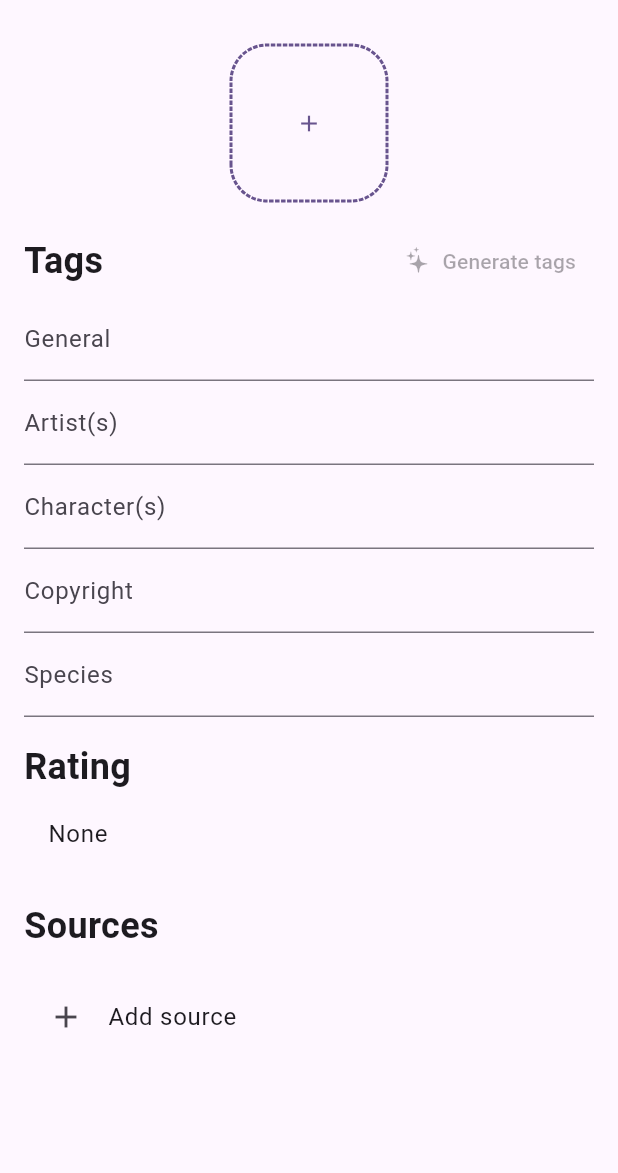
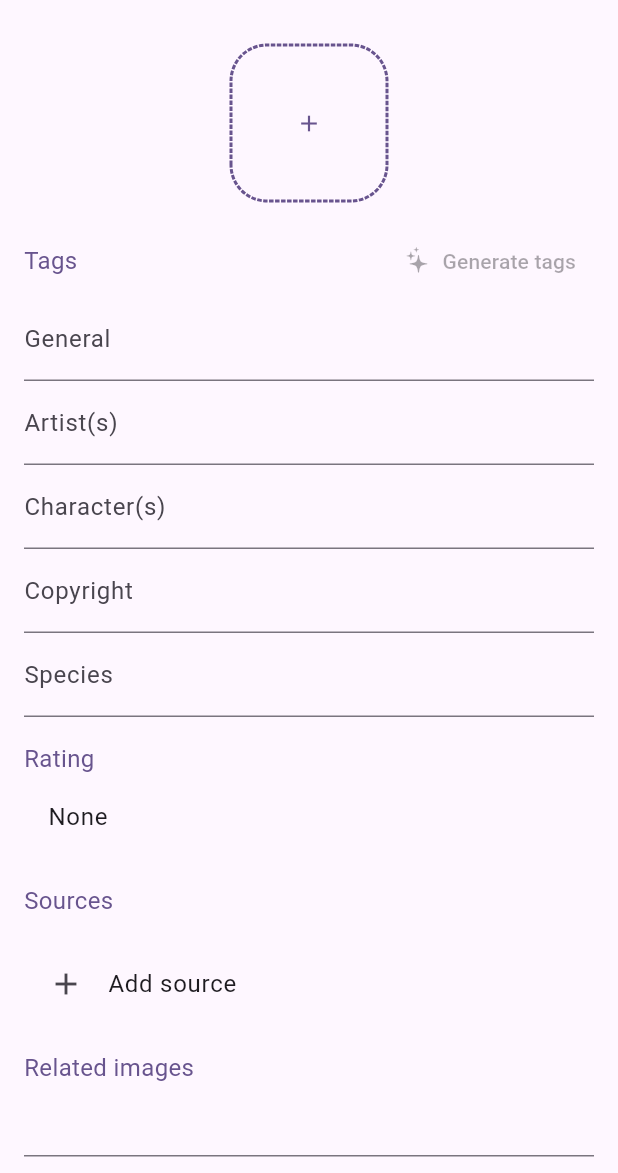
Before and after one commit to resucutie/localbooru, a Flutter app: the ImageManagerView screen opened directly, on a phone screen of 412 x 824 dp, the part 63-1236 px from its top. Run offline on Flutter 3.47's test engine with Material 3 defaults, Android fonts, the phone set to English and light mode, and no system bars; drawn by our look-alikes of dotted_border, dynamic_color; our stand-ins replace file_picker, flutter_cache_manager, flutter_svg, go_router, open_file, package_info_plus and 6 more; missing offline and left inert: bitsdojo_window, ffmpeg_cli, image_compression, media_kit, media_kit_video, receive_sharing_intent and 3 more; accounts and stored records are empty; network calls fail.

Commit message:
related images: add prototype UI to at least add related images

```diff
--- a/lib/api/readable.dart
+++ b/lib/api/readable.dart
@@ -51,7 +51,7 @@ class Booru {
             rating: rating,
             note: fileToCheck["note"],
             sources: List<String>.from(fileToCheck["sources"] ?? []),
-            relatedImages: List<String>.from(fileToCheck["relatedImages"] ?? []),
+            relatedImages: List<String>.from(fileToCheck["related"] ?? []),
         );
     }
 
@@ -160,7 +160,7 @@ class Booru {
 typedef ImageID = String;
 
 class BooruImage {
-    BooruImage({required this.id, required this.path, required this.tags, this.sources, this.rating, this.note, this.relatedImages}) {
+    BooruImage({required this.id, required this.path, required this.tags, this.sources = const [], this.rating, this.note, this.relatedImages = const []}) {
         filename = p.basename(path);
     }
 
@@ -170,8 +170,8 @@ class BooruImage {
     String tags;
     String? note;
     Rating? rating;
-    List<String>? sources;
-    List<ImageID>? relatedImages;
+    List<String> sources;
+    List<ImageID> relatedImages;
 
     File getImage() => File(path);
 }
--- a/lib/api/writable.dart
+++ b/lib/api/writable.dart
@@ -10,7 +10,7 @@ Future<BooruImage> addImage({required File imageFile,
     String tags = "",
     Rating? rating,
     List<String> sources = const [],
-    List<ImageID> relatedImages = const [],
+    List<ImageID>? relatedImages = const [],
 }) async {
     final Booru booru = await getCurrentBooru();
 
--- a/lib/views/image_manager/index.dart
+++ b/lib/views/image_manager/index.dart
@@ -36,6 +36,8 @@ class _ImageManagerViewState extends State<ImageManagerView> {
     final copyrightTagController = TextEditingController();
     final speciesTagController = TextEditingController();
 
+    final totallyNotTemporary = TextEditingController();
+
     bool isEditing = false;
     bool isGeneratingTags = false;
 
@@ -55,6 +57,7 @@ class _ImageManagerViewState extends State<ImageManagerView> {
             if(preset.image != null) loadedImage = preset.image!.path;
             if(preset.sources != null) urlList = preset.sources!;
             rating = preset.rating;
+            if(preset.relatedImages != null) totallyNotTemporary.text = preset.relatedImages?.join(" ") ?? "";
 
             if(preset.tags != null) {
                 tagController.text = preset.tags!["generic"]?.join(" ") ?? "";
@@ -87,7 +90,8 @@ class _ImageManagerViewState extends State<ImageManagerView> {
             tags: allTags.join(" "),
             sources: urlList,
             rating: rating,
-            id: widget.preset?.replaceID
+            id: widget.preset?.replaceID,
+            relatedImages: totallyNotTemporary.text.split(" ")
         );
         await addSpecificTags(artistTags, type: "artist");
         await addSpecificTags(characterTags, type: "character");
@@ -198,7 +202,7 @@ class _ImageManagerViewState extends State<ImageManagerView> {
                                 alignment: WrapAlignment.spaceBetween,
                                 crossAxisAlignment: WrapCrossAlignment.center,
                                 children: [
-                                    const Header("Tags", padding: EdgeInsets.zero),
+                                    const SmallHeader("Tags", padding: EdgeInsets.zero),
                                     TextButton(
                                         onPressed: (loadedImage.isEmpty || isGeneratingTags) ? null : fetchTags,
                                         child: Wrap(
@@ -256,7 +260,7 @@ class _ImageManagerViewState extends State<ImageManagerView> {
                                 style: const TextStyle(color: SpecificTagsColors.species),
                             ),
 
-                            const Header("Rating"),
+                            const SmallHeader("Rating", padding: EdgeInsets.only(top: 16.0)),
                             ListTile(
                                 title: Text(switch(rating) {
                                     Rating.safe => "Safe",
@@ -276,7 +280,7 @@ class _ImageManagerViewState extends State<ImageManagerView> {
                                 },
                             ),
 
-                            const Header("Sources"),
+                            const SmallHeader("Sources", padding: EdgeInsets.only(top: 16.0),),
                             ListStringTextInput(
                                 addButton: const Text("Add source"),
                                 onChanged: (list) => setState(() => urlList = list),
@@ -286,6 +290,11 @@ class _ImageManagerViewState extends State<ImageManagerView> {
                                     if(value == null || value.isEmpty) return "Please either remove the URL or fill this field";
                                     return null;
                                 },
+                            ),
+
+                            const SmallHeader("Related images", padding: EdgeInsets.only(top: 16.0)),
+                            TextFormField(
+                                controller: totallyNotTemporary,
                             )
                         ],
                     ),
--- a/lib/views/image_manager/preset_api.dart
+++ b/lib/views/image_manager/preset_api.dart
@@ -15,13 +15,14 @@ final cache = DefaultCacheManager();
 
 
 class PresetImage {
-    const PresetImage({this.image, this.tags, this.sources, this.replaceID, this.rating});
+    const PresetImage({this.image, this.tags, this.sources, this.replaceID, this.rating, this.relatedImages});
 
     final File? image;
     final Map<String, List<String>>? tags;
     final List<String>? sources;
     final Rating? rating;
-    final String? replaceID;
+    final ImageID? replaceID;
+    final List<ImageID>? relatedImages;
 
     static Future<PresetImage> fromExistingImage(BooruImage image) async {
         final Booru booru = await getCurrentBooru();
@@ -31,7 +32,8 @@ class PresetImage {
             sources: image.sources,
             tags: await booru.separateTagsByType(image.tags.split(" ")),
             rating: image.rating,
-            replaceID: image.id
+            replaceID: image.id,
+            relatedImages: image.relatedImages
         );
     }
 
```
